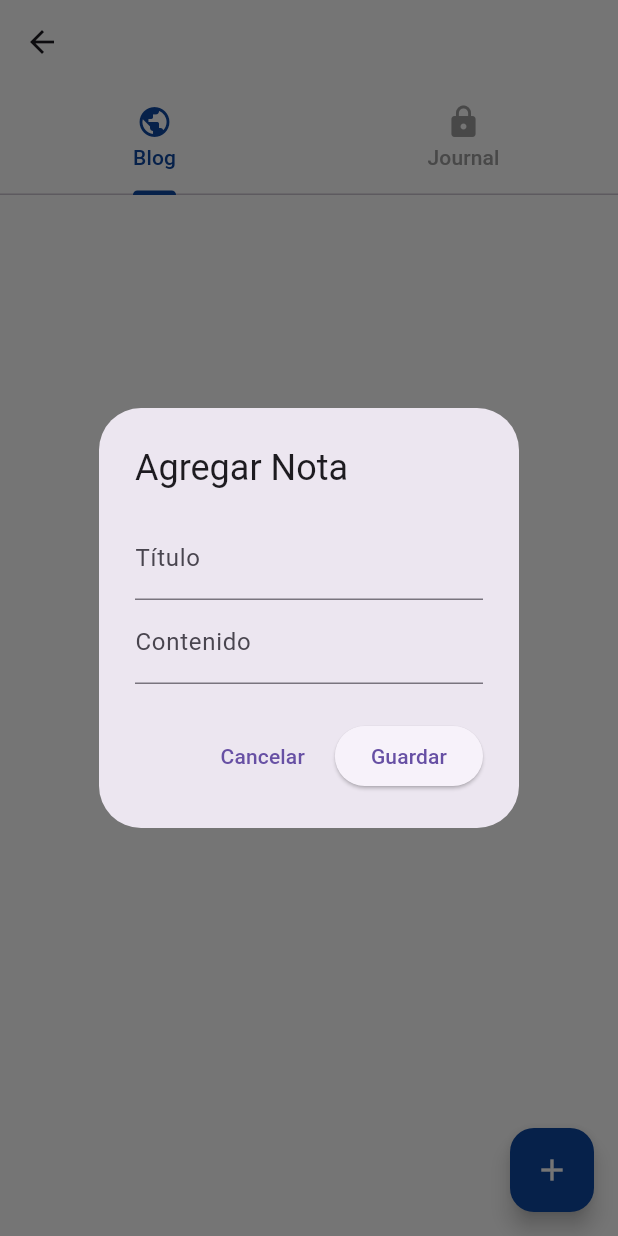
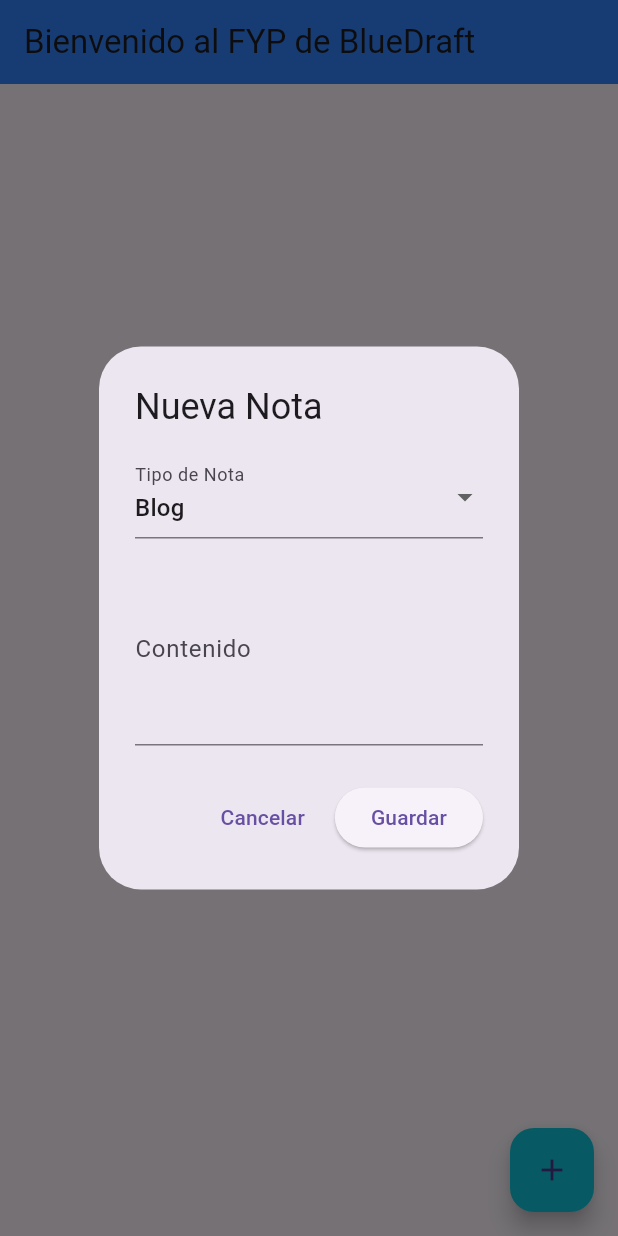
Before and after one commit to Davidtobar-45/proyectFinalMobil, a Flutter app: the PaginaPrincipal screen opened directly, after a tap on the "add" icon, on a phone screen of 412 x 824 dp. Run offline on Flutter 3.47's test engine with Material 3 defaults, Android fonts, the phone set to English and light mode, and no system bars; our stand-ins replace cloud_firestore, firebase_core; accounts and stored records are empty.

Commit message:
a este punto funciona

```diff
--- a/lib/main.dart
+++ b/lib/main.dart
@@ -56,17 +56,8 @@ class BienvenidaScreen extends StatelessWidget {
                   ),
                 ),
                 const SizedBox(height: 20),
-                Image.network(
-                  'https://images.unsplash.com/photo-1752643719497-b91314d6d253?q=80&w=1332&auto=format&fit=crop&ixlib=rb-4.1.0&ixid=M3wxMjA3fDB8MHxwaG90by1wYWdlfHx8fGVufDB8fHx8fA%3D%3D',
-                  height: 200,
-                  fit: BoxFit.cover,
-                  errorBuilder: (context, error, stackTrace) {
-                    return const Icon(Icons.broken_image, size: 100, color: Colors.white70);
-                  },
-                ),
-                const SizedBox(height: 20),
                 const Text(
-                  'Bienvendo a un espacio de blogs y tu diario personal.',
+                  'Bienvenido a tu espacio personal para blogs y diario.',
                   textAlign: TextAlign.center,
                   style: TextStyle(color: Colors.white70, fontSize: 16),
                 ),
@@ -81,7 +72,7 @@ class BienvenidaScreen extends StatelessWidget {
                     ),
                   ),
                   onPressed: () {
-                    Navigator.push(
+                    Navigator.pushReplacement(
                       context,
                       MaterialPageRoute(builder: (_) => const PaginaPrincipal()),
                     );
--- a/lib/services/firestore_service.dart
+++ b/lib/services/firestore_service.dart
@@ -2,27 +2,28 @@ import 'package:cloud_firestore/cloud_firestore.dart';
 
 class FirestoreService {
   final FirebaseFirestore _db = FirebaseFirestore.instance;
+  final String _coleccion = 'notas';
 
-  CollectionReference<Map<String, dynamic>> _getCollection(String tipo) {
-    return _db.collection(tipo); // 'blog' o 'diario'
-  }
-
-  Future<void> agregarNota(String tipo, String titulo, String contenido) {
-    return _getCollection(tipo).add({'titulo': titulo, 'contenido': contenido});
-  }
-
-  Stream<QuerySnapshot<Map<String, dynamic>>> leerNotas(String tipo) {
-    return _getCollection(tipo).orderBy('titulo', descending: true).snapshots();
-  }
-
-  Future<void> actualizarNota(String tipo, String docId, String titulo, String contenido) {
-    return _getCollection(tipo).doc(docId).update({
-      'titulo': titulo,
+  Future<void> agregarNota(String tipo, String contenido, DateTime fecha) async {
+    await _db.collection(_coleccion).add({
       'contenido': contenido,
+      'tipo': tipo,
+      'fecha': fecha.toIso8601String(),
     });
   }
 
-  Future<void> eliminarNota(String tipo, String id) {
-    return _getCollection(tipo).doc(id).delete();
+  Future<void> actualizarNota(String id, String contenido, String tipo) async {
+    await _db.collection(_coleccion).doc(id).update({
+      'contenido': contenido,
+      'tipo': tipo,
+    });
+  }
+
+  Future<void> eliminarNota(String id) async {
+    await _db.collection(_coleccion).doc(id).delete();
+  }
+
+  Stream<QuerySnapshot<Map<String, dynamic>>> leerNotas() {
+    return _db.collection(_coleccion).orderBy('fecha', descending: true).snapshots();
   }
 }
--- a/lib/views/pagina_principal.dart
+++ b/lib/views/pagina_principal.dart
@@ -1,185 +1,48 @@
 import 'package:flutter/material.dart';
 import 'package:cloud_firestore/cloud_firestore.dart';
 import '../services/firestore_service.dart';
+import '../widgets/custom_note_tile.dart';
+import '../widgets/custom_note_dialog.dart';
 
-class PaginaPrincipal extends StatefulWidget {
+class PaginaPrincipal extends StatelessWidget {
   const PaginaPrincipal({super.key});
-
-  @override
-  State<PaginaPrincipal> createState() => _PaginaPrincipalState();
-}
-
-class _PaginaPrincipalState extends State<PaginaPrincipal> with SingleTickerProviderStateMixin {
-  late TabController _tabController;
-
-  @override
-  void initState() {
-    super.initState();
-    _tabController = TabController(length: 2, vsync: this);
-  }
-
-  @override
-  void dispose() {
-    _tabController.dispose();
-    super.dispose();
-  }
-
-  String get _coleccionActual => _tabController.index == 0 ? 'blog' : 'diario';
-
-  void _mostrarDialogo({String? id, String? tituloInit, String? contenidoInit}) {
-    final tituloCtrl = TextEditingController(text: tituloInit);
-    final contenidoCtrl = TextEditingController(text: contenidoInit);
-
-    showDialog(
-      context: context,
-      builder: (_) => AlertDialog(
-        title: Text(id == null ? 'Agregar Nota' : 'Editar Nota'),
-        content: Column(
-          mainAxisSize: MainAxisSize.min,
-          children: [
-            TextField(controller: tituloCtrl, decoration: const InputDecoration(labelText: 'Título')),
-            TextField(controller: contenidoCtrl, decoration: const InputDecoration(labelText: 'Contenido')),
-          ],
-        ),
-        actions: [
-          TextButton(onPressed: () => Navigator.pop(context), child: const Text('Cancelar')),
-          ElevatedButton(
-            onPressed: () async {
-              final t = tituloCtrl.text.trim();
-              final c = contenidoCtrl.text.trim();
-              if (t.isEmpty || c.isEmpty) {
-                ScaffoldMessenger.of(context).showSnackBar(const SnackBar(content: Text('Completa todos los campos')));
-                return;
-              }
-              try {
-                if (id == null) {
-                  await FirestoreService().agregarNota(_coleccionActual, t, c);
-                  ScaffoldMessenger.of(context).showSnackBar(const SnackBar(content: Text('Nota guardada')));
-                } else {
-                  await FirestoreService().actualizarNota(_coleccionActual, id, t, c);
-                  ScaffoldMessenger.of(context).showSnackBar(const SnackBar(content: Text('Nota actualizada')));
-                }
-                Navigator.pop(context);
-              } catch (e) {
-                Navigator.pop(context);
-                ScaffoldMessenger.of(context).showSnackBar(SnackBar(content: Text('Error: $e')));
-              }
-            },
-            child: Text(id == null ? 'Guardar' : 'Actualizar'),
-          ),
-        ],
-      ),
-    );
-  }
-
-  void _confirmarEliminar(String id) {
-    showDialog(
-      context: context,
-      builder: (_) => AlertDialog(
-        title: const Text('Eliminar Nota'),
-        content: const Text('¿Seguro que quieres eliminar esta nota?'),
-        actions: [
-          TextButton(onPressed: () => Navigator.pop(context), child: const Text('Cancelar')),
-          ElevatedButton(
-            style: ElevatedButton.styleFrom(backgroundColor: Colors.red),
-            onPressed: () async {
-              try {
-                await FirestoreService().eliminarNota(_coleccionActual, id);
-                Navigator.pop(context);
-                ScaffoldMessenger.of(context).showSnackBar(const SnackBar(content: Text('Nota eliminada')));
-              } catch (e) {
-                Navigator.pop(context);
-                ScaffoldMessenger.of(context).showSnackBar(SnackBar(content: Text('Error: $e')));
-              }
-            },
-            child: const Text('Eliminar'),
-          ),
-        ],
-      ),
-    );
-  }
 
   @override
   Widget build(BuildContext context) {
     return Scaffold(
-      backgroundColor: Colors.white,
       appBar: AppBar(
-        backgroundColor: Colors.white,
-        elevation: 0,
-        bottom: TabBar(
-          controller: _tabController,
-          indicatorColor: Colors.blue[900],
-          labelColor: Colors.blue[900],
-          unselectedLabelColor: Colors.grey,
-          tabs: const [
-            Tab(icon: Icon(Icons.public), text: 'Blog'),
-            Tab(icon: Icon(Icons.lock), text: 'Journal'),
-          ],
+        title: const Text('Bienvenido al FYP de BlueDraft'),
+        backgroundColor: const Color.fromARGB(255, 51, 131, 250),
       ),
-      ),
-      body: TabBarView(
-        controller: _tabController,
-        children: [
-          _notasTab('blog'),
-          _notasTab('diario'),
-        ],
-      ),
-      floatingActionButton: FloatingActionButton(
-        onPressed: () => _mostrarDialogo(),
-        backgroundColor: Colors.blue[900],
-        child: const Icon(Icons.add, color: Colors.white),
-      ),
-    );
-  }
-
-  Widget _notasTab(String coleccion) {
-    return StreamBuilder<QuerySnapshot<Map<String, dynamic>>>(
-      stream: FirestoreService().leerNotas(coleccion),
+      body: StreamBuilder<QuerySnapshot<Map<String, dynamic>>>(
+        stream: FirestoreService().leerNotas(),
         builder: (context, snapshot) {
           if (snapshot.hasError) {
-          return const Center(child: Text('Error al cargar notas', style: TextStyle(color: Colors.black)));
+            return const Center(child: Text('Error al cargar notas'));
           }
           if (snapshot.connectionState == ConnectionState.waiting) {
             return const Center(child: CircularProgressIndicator());
           }
 
           final docs = snapshot.data?.docs ?? [];
+
           if (docs.isEmpty) {
-          return const Center(child: Text('No hay notas aún', style: TextStyle(color: Colors.black54)));
+            return const Center(child: Text('No hay notas aún'));
           }
 
-        return ListView.separated(
-          padding: const EdgeInsets.all(12),
+          return ListView.builder(
             itemCount: docs.length,
-          separatorBuilder: (_, __) => const Divider(color: Color.fromARGB(255, 0, 0, 0)),
-          itemBuilder: (context, i) {
-            final doc = docs[i];
-            final data = doc.data();
-            final title = data['titulo'] ?? 'Sin título';
-            final content = data['contenido'] ?? '';
-
-            return ListTile(
-              title: Text(title, style: const TextStyle(color: Colors.black, fontWeight: FontWeight.bold)),
-              subtitle: Text(content, style: const TextStyle(color: Colors.black87)),
-              trailing: Row(
-                mainAxisSize: MainAxisSize.min,
-                children: [
-                  IconButton(
-                    icon: const Icon(Icons.edit, color: Color.fromARGB(255, 5, 182, 35), size: 20),
-                    onPressed: () => _mostrarDialogo(id: doc.id, tituloInit: title, contenidoInit: content),
-                    tooltip: 'Editar',
-                  ),
-                  IconButton(
-                    icon: const Icon(Icons.delete, color: Color.fromARGB(255, 167, 0, 0), size: 20),
-                    onPressed: () => _confirmarEliminar(doc.id),
-                    tooltip: 'Eliminar',
-                  ),
-                ],
-              ),
-            );
+            itemBuilder: (context, index) {
+              return CustomNoteTile(doc: docs[index]);
             },
           );
         },
+      ),
+      floatingActionButton: FloatingActionButton(
+        onPressed: () => CustomNoteDialog.show(context),
+        backgroundColor: const Color.fromARGB(255, 15, 196, 216),
+        child: const Icon(Icons.add),
+      ),
     );
   }
 }
--- /dev/null
+++ b/lib/widgets/custom_note_dialog.dart
@@ -0,0 +1,82 @@
+import 'package:flutter/material.dart';
+import '../services/firestore_service.dart';
+
+class CustomNoteDialog {
+  static void show(
+    BuildContext context, {
+    String? id,
+    String? contenidoInit,
+    String tipoInit = 'blog',
+  }) {
+    final TextEditingController contenidoCtrl =
+        TextEditingController(text: contenidoInit ?? '');
+    String tipoSeleccionado = tipoInit;
+
+    showDialog(
+      context: context,
+      builder: (_) => AlertDialog(
+        title: Text(id == null ? 'Nueva Nota' : 'Editar Nota'),
+        content: Column(
+          mainAxisSize: MainAxisSize.min,
+          children: [
+            DropdownButtonFormField<String>(
+              value: tipoSeleccionado,
+              decoration: const InputDecoration(labelText: 'Tipo de Nota'),
+              items: const [
+                DropdownMenuItem(value: 'blog', child: Text('Blog')),
+                DropdownMenuItem(value: 'diario', child: Text('Diario')),
+              ],
+              onChanged: (value) => tipoSeleccionado = value ?? 'blog',
+            ),
+            const SizedBox(height: 10),
+            TextField(
+              controller: contenidoCtrl,
+              maxLines: 4,
+              decoration: const InputDecoration(labelText: 'Contenido'),
+            ),
+          ],
+        ),
+        actions: [
+          TextButton(
+            onPressed: () => Navigator.pop(context),
+            child: const Text('Cancelar'),
+          ),
+          ElevatedButton(
+            onPressed: () async {
+              final contenido = contenidoCtrl.text.trim();
+              if (contenido.isEmpty) {
+                ScaffoldMessenger.of(context).showSnackBar(
+                  const SnackBar(content: Text('Escribe algo')),
+                );
+                return;
+              }
+
+              if (id == null) {
+                await FirestoreService().agregarNota(
+                  tipoSeleccionado,
+                  contenido,
+                  DateTime.now(),
+                );
+                ScaffoldMessenger.of(context).showSnackBar(
+                  const SnackBar(content: Text('Nota guardada')),
+                );
+              } else {
+                await FirestoreService().actualizarNota(
+                  id,
+                  contenido,
+                  tipoSeleccionado,
+                );
+                ScaffoldMessenger.of(context).showSnackBar(
+                  const SnackBar(content: Text('Nota actualizada')),
+                );
+              }
+
+              Navigator.pop(context);
+            },
+            child: Text(id == null ? 'Guardar' : 'Actualizar'),
+          ),
+        ],
+      ),
+    );
+  }
+}
--- a/pubspec.yaml
+++ b/pubspec.yaml
@@ -10,10 +10,11 @@ environment:
 dependencies:
   flutter:
     sdk: flutter
-
   cupertino_icons: ^1.0.8
   firebase_core: ^2.25.4
   cloud_firestore: ^4.15.4
+  intl: ^0.18.1
+  url_launcher: ^6.1.10    # <-- Agregado para abrir links
 
 dev_dependencies:
   flutter_test:
```
Also changed, not shown: lib/widgets/custom_note_tile.dart (added, +68 -0 lines), assets/images/bluedraft.png (added), pubspec.lock, 6 other files. Lines whose indentation alone changed are shown as unchanged.
